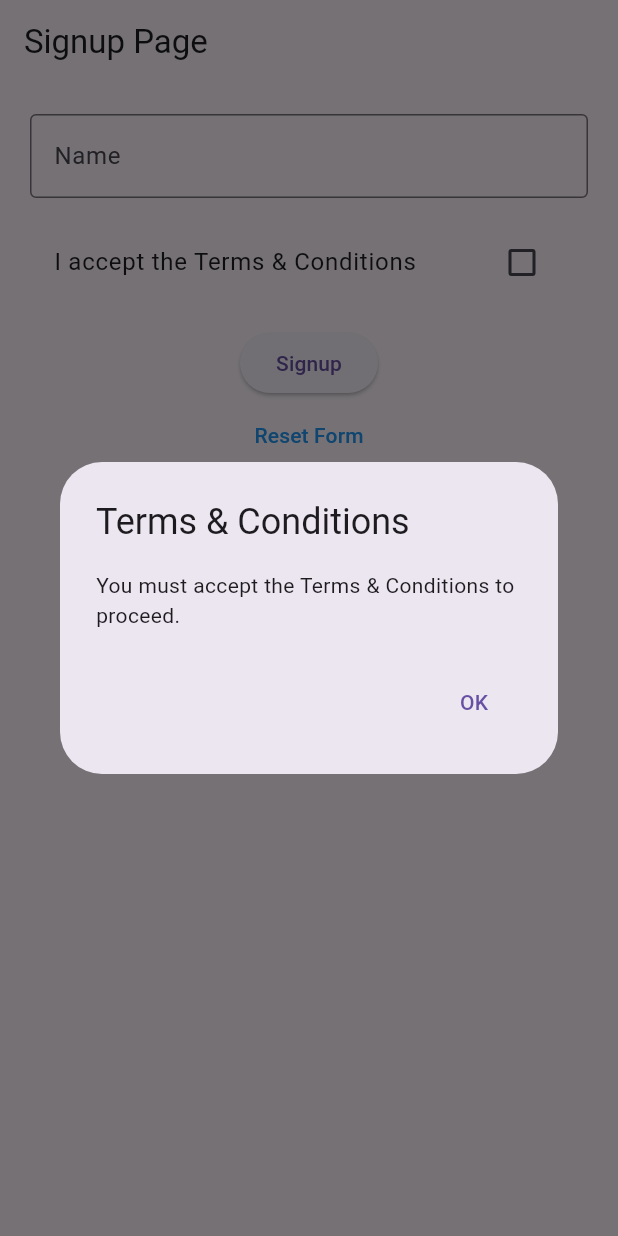
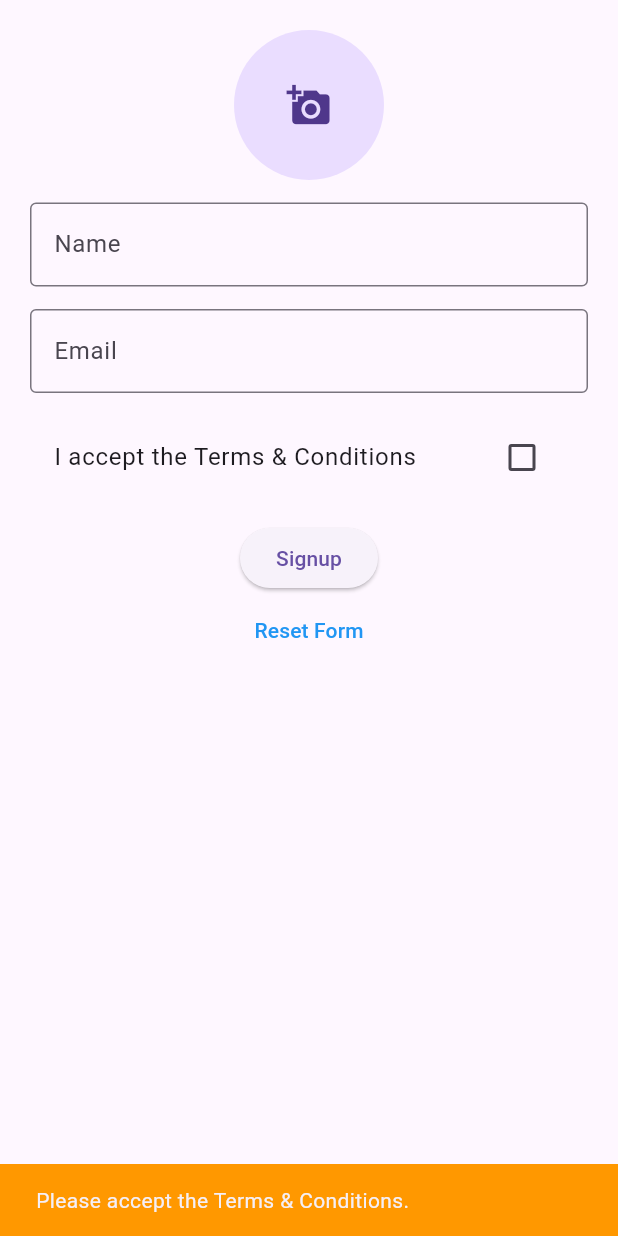
Before and after one commit to charan4112/flutterSignupFormValidation, a Flutter app: the screen it shows after launch, after a tap on "Signup", on a phone screen of 412 x 824 dp. Run offline on Flutter 3.47's test engine with Material 3 defaults, Android fonts, the light colour scheme and no system bars; our stand-ins replace image_picker.

Commit message:
Final Project: Enhanced UI, Responsiveness, and Additional Features

```diff
--- a/lib/main.dart
+++ b/lib/main.dart
@@ -1,5 +1,7 @@
 import 'package:flutter/material.dart';
+import 'package:image_picker/image_picker.dart';
 import 'confirmation_page.dart';
+import 'dart:io';
 
 void main() {
   runApp(const SignupValidationApp());
@@ -13,15 +15,10 @@ class SignupValidationApp extends StatelessWidget {
     return MaterialApp(
       title: 'Signup Validation',
       theme: ThemeData(
-        primarySwatch: Colors.blue,
+        primarySwatch: Colors.indigo,
         visualDensity: VisualDensity.adaptivePlatformDensity,
       ),
-      home: Scaffold(
-        appBar: AppBar(
-          title: const Text('Signup Page'),
-        ),
-        body: const SignupForm(),
-      ),
+      home: const SignupForm(),
     );
   }
 }
@@ -38,13 +35,14 @@ class _SignupFormState extends State<SignupForm> {
   final TextEditingController _nameController = TextEditingController();
   final TextEditingController _emailController = TextEditingController();
   final TextEditingController _dobController = TextEditingController();
-  final TextEditingController _phoneController = TextEditingController();
   final TextEditingController _passwordController = TextEditingController();
   final TextEditingController _confirmPasswordController = TextEditingController();
 
   bool _passwordVisible = false;
   bool _termsAccepted = false;
   bool _isLoading = false;
+
+  File? _profileImage;
 
   Future<void> _selectDate(BuildContext context) async {
     DateTime? pickedDate = await showDatePicker(
@@ -62,34 +60,29 @@ class _SignupFormState extends State<SignupForm> {
     }
   }
 
+  Future<void> _pickImage() async {
+    final picker = ImagePicker();
+    final pickedFile = await picker.pickImage(source: ImageSource.gallery);
+
+    if (pickedFile != null) {
+      setState(() {
+        _profileImage = File(pickedFile.path);
+      });
+    }
+  }
+
   void _resetForm() {
     _nameController.clear();
     _emailController.clear();
     _dobController.clear();
-    _phoneController.clear();
     _passwordController.clear();
     _confirmPasswordController.clear();
+    _profileImage = null;
     _formKey.currentState?.reset();
     setState(() {
       _termsAccepted = false;
       _isLoading = false;
     });
-  }
-
-  void _showTermsAlert(BuildContext context) {
-    showDialog(
-      context: context,
-      builder: (context) => AlertDialog(
-        title: const Text('Terms & Conditions'),
-        content: const Text('You must accept the Terms & Conditions to proceed.'),
-        actions: [
-          TextButton(
-            onPressed: () => Navigator.pop(context),
-            child: const Text('OK'),
-          ),
-        ],
-      ),
-    );
   }
 
   Future<void> _submitForm() async {
@@ -107,13 +100,14 @@ class _SignupFormState extends State<SignupForm> {
             name: _nameController.text,
             email: _emailController.text,
             dob: _dobController.text,
+            profileImage: _profileImage,
           ),
         ),
       );
     } else {
       ScaffoldMessenger.of(context).showSnackBar(
         const SnackBar(
-          content: Text('Please fix the errors'),
+          content: Text('Please fix the errors before submitting.'),
           backgroundColor: Colors.red,
         ),
       );
@@ -126,12 +120,27 @@ class _SignupFormState extends State<SignupForm> {
 
   @override
   Widget build(BuildContext context) {
-    return SingleChildScrollView(
+    return Scaffold(
+      body: SingleChildScrollView(
         padding: const EdgeInsets.all(20.0),
         child: Form(
           key: _formKey,
           child: Column(
             children: [
+              GestureDetector(
+                onTap: _pickImage,
+                child: CircleAvatar(
+                  radius: 50,
+                  backgroundImage:
+                      _profileImage != null ? FileImage(_profileImage!) : null,
+                  child: _profileImage == null
+                      ? const Icon(Icons.add_a_photo, size: 30)
+                      : null,
+                ),
+              ),
+              const SizedBox(height: 15),
+
+              // Name Field
               TextFormField(
                 controller: _nameController,
                 decoration: const InputDecoration(
@@ -143,6 +152,27 @@ class _SignupFormState extends State<SignupForm> {
               ),
               const SizedBox(height: 15),
 
+              // Email Field
+              TextFormField(
+                controller: _emailController,
+                keyboardType: TextInputType.emailAddress,
+                decoration: const InputDecoration(
+                  labelText: 'Email',
+                  border: OutlineInputBorder(),
+                ),
+                validator: (value) {
+                  if (value == null || value.isEmpty) {
+                    return 'Email is required';
+                  }
+                  if (!RegExp(r'^[^@]+@[^@]+\.[^@]+').hasMatch(value)) {
+                    return 'Enter a valid email';
+                  }
+                  return null;
+                },
+              ),
+              const SizedBox(height: 15),
+
+              // Terms Checkbox
               CheckboxListTile(
                 value: _termsAccepted,
                 onChanged: (value) {
@@ -154,12 +184,18 @@ class _SignupFormState extends State<SignupForm> {
               ),
               const SizedBox(height: 15),
 
+              // Signup Button with Spinner
               _isLoading
                   ? const CircularProgressIndicator()
                   : ElevatedButton(
                       onPressed: () {
                         if (!_termsAccepted) {
-                        _showTermsAlert(context);
+                          ScaffoldMessenger.of(context).showSnackBar(
+                            const SnackBar(
+                              content: Text('Please accept the Terms & Conditions.'),
+                              backgroundColor: Colors.orange,
+                            ),
+                          );
                           return;
                         }
                         _submitForm();
@@ -167,6 +203,7 @@ class _SignupFormState extends State<SignupForm> {
                       child: const Text('Signup'),
                     ),
 
+              // Reset Button
               TextButton(
                 onPressed: _resetForm,
                 child: const Text(
@@ -177,6 +214,7 @@ class _SignupFormState extends State<SignupForm> {
             ],
           ),
         ),
+      ),
     );
   }
 }
```
Lines whose indentation alone changed are shown as unchanged.
